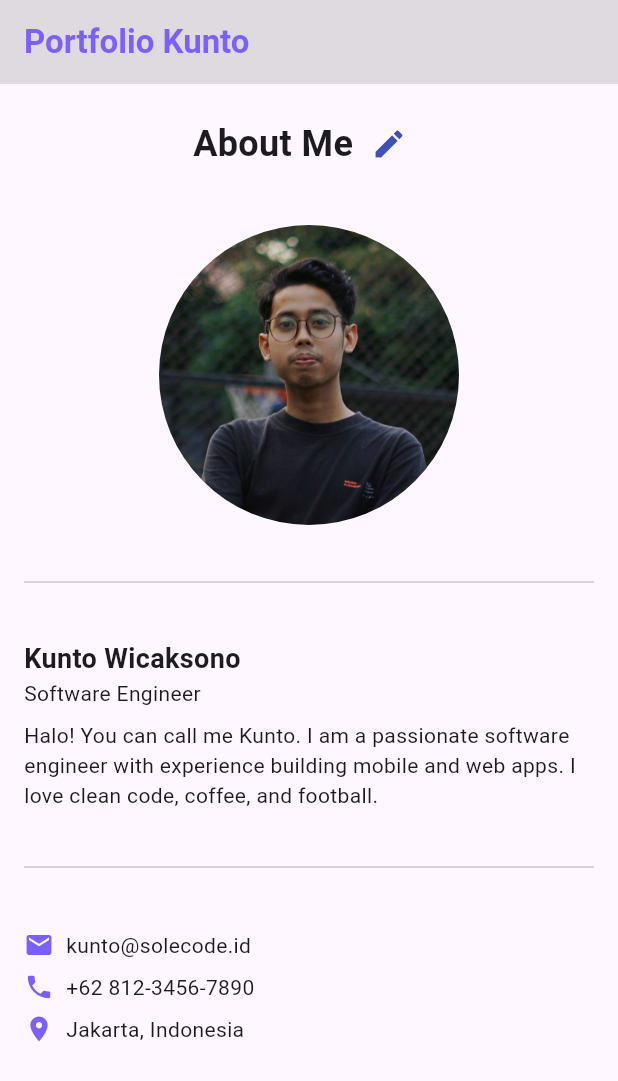
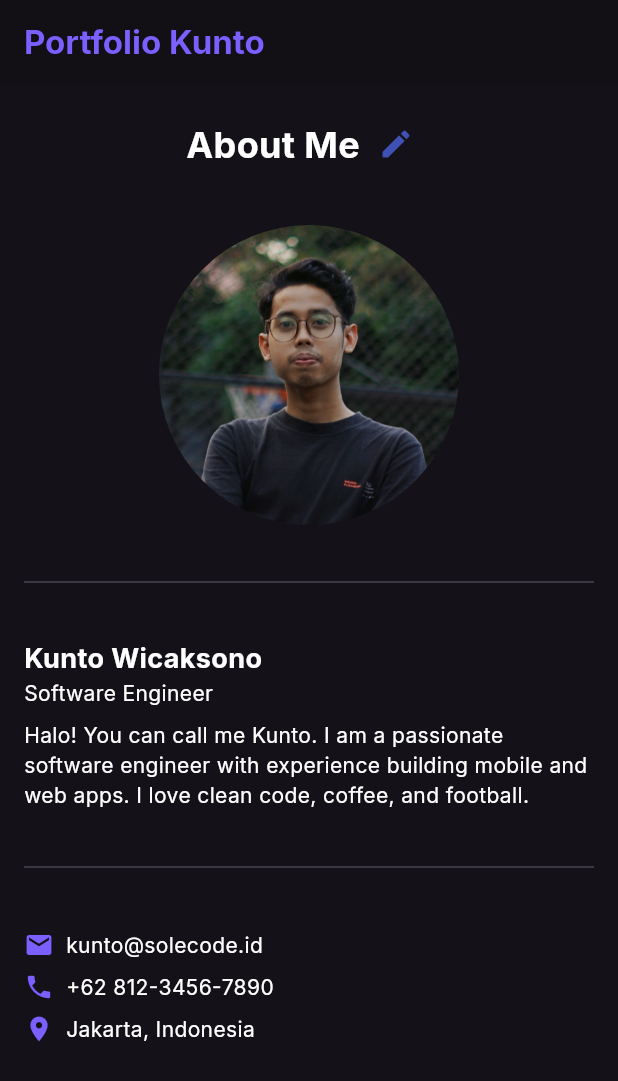
Before and after one commit to kuntowck/my_portfolio_app, a Flutter app: the screen it shows after launch, on a phone screen of 412 x 824 dp. Shown: the top 1081 px of the screen. Run offline on Flutter 3.47's test engine with Material 3 defaults, Android fonts, the phone set to English and light mode, and no system bars; our stand-ins replace google_fonts.

Commit message:
Custom font updated to Inter

```diff
--- a/lib/main.dart
+++ b/lib/main.dart
@@ -26,11 +26,15 @@ class MyApp extends StatelessWidget {
     return MaterialApp(
       title: 'Personal Portfolio',
       darkTheme: ThemeData(
-        brightness: Brightness.light,
+        brightness: Brightness.dark,
         primarySwatch: Colors.blue,
-        textTheme: GoogleFonts.poppinsTextTheme(Theme.of(context).textTheme),
+        useMaterial3: true,
+        textTheme: GoogleFonts.interTextTheme().apply(
+          bodyColor: Colors.white,
+          displayColor: Colors.white,
+        ),
       ),
-      // themeMode: ThemeMode.dark,
+      themeMode: ThemeMode.dark,
       home: const ProfileScreen(),
     );
   }
```
